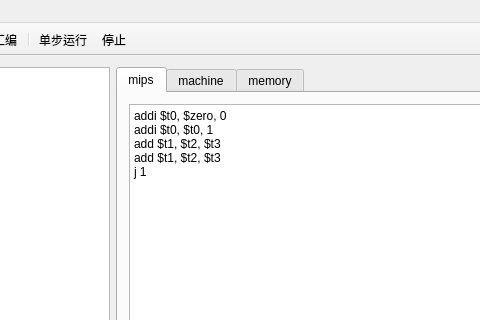
Before: the Qt Designer form mainwindow.ui in Gnnng/sim, drawn with Qt 5; both pictures show x 151 to 631 and y 0 to 320 of the 800 by 600 pixel window.
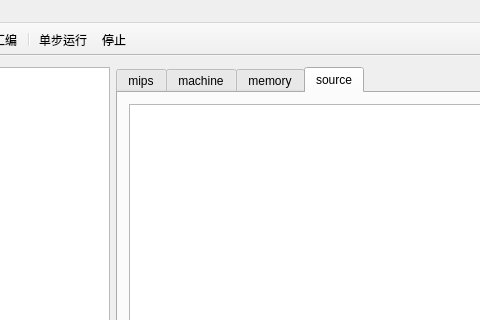
After: the same form once the commit is applied. The open tabs and pages were chosen to show the change. Icons and pictures are not drawn.

Commit message: add source tab

What changed in the file:
```diff
--- a/mainwindow.ui
+++ b/mainwindow.ui
@@ -109,6 +109,16 @@
             </item>
            </layout>
           </widget>
+          <widget class="QWidget" name="source">
+           <attribute name="title">
+            <string>source</string>
+           </attribute>
+           <layout class="QVBoxLayout" name="verticalLayout_6">
+            <item>
+             <widget class="QPlainTextEdit" name="plainTextEditSource"/>
+            </item>
+           </layout>
+          </widget>
          </widget>
         </item>
         <item>
```
